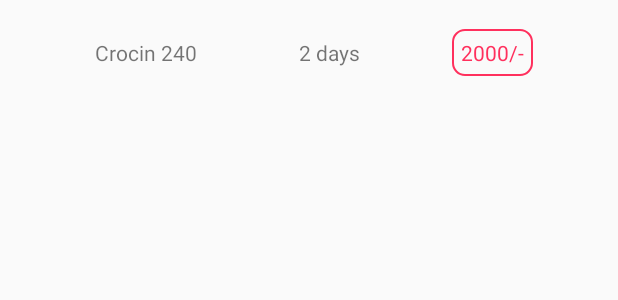
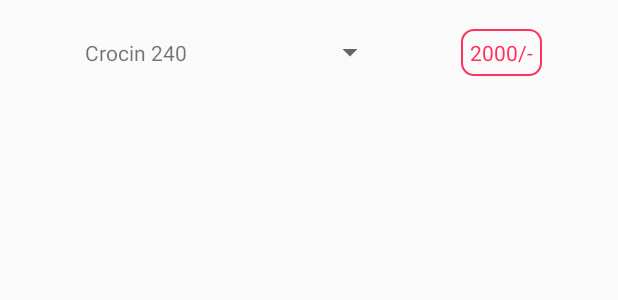
Before and after one commit to CODE-SPINACH/tarun-customer, an Android app: the layout cards_child_prescription.xml on its own in the app's theme, with its tools: preview values and no code run, on a phone screen of 412 x 824 dp. Shown: the top 300 px of the screen. Run offline under Robolectric (Android 15) with nearby library versions, the phone set to English and light mode, and no system bars.

Commit message:
ChildPrescription modified

```diff
--- a/app/src/main/res/layout/cards_child_prescription.xml
+++ b/app/src/main/res/layout/cards_child_prescription.xml
@@ -8,7 +8,7 @@
 
     <CheckBox
         android:visibility="gone"
-        android:id="@+id/prescriptionChildCheckBox"
+        android:id="@+id/prescriptionChildCheckBox1"
         android:layout_width="0dp"
         android:layout_weight="0.3"
         android:layout_height="match_parent" />
@@ -21,14 +21,11 @@
         android:text="Crocin 240"
         android:layout_weight="0.7"/>
 
-
-    <TextView
-        android:id="@+id/prescriptionChildTextView3"
-        android:layout_width="wrap_content"
+    <Spinner
+        android:id="@+id/prescriptionChildSpinner1"
+        android:layout_width="0dp"
         android:layout_height="match_parent"
-        android:gravity="center"
-        android:padding="5dp"
-        android:text="2 days"/>
+        android:layout_weight="0.3"/>
 
     <LinearLayout
         android:gravity="center"
@@ -43,16 +40,15 @@
             android:layout_width="wrap_content"
             android:layout_height="wrap_content"
             android:text="2000/-"
-            android:id="@+id/prescriptionChildTextView6"/>
+            android:id="@+id/prescriptionChildTextView2"/>
     </LinearLayout>
 
     <ImageButton
         android:visibility="gone"
-        android:background="@null"
         android:layout_width="0dp"
         android:layout_height="match_parent"
         android:src="@drawable/ic_cancel"
-        android:layout_weight="0.17"
+        android:layout_weight="0.1"
         android:id="@+id/prescriptionChildImageButton1"
         android:scaleType="fitCenter"/>
 
--- a/app/src/main/res/layout/cards_medicine.xml
+++ b/app/src/main/res/layout/cards_medicine.xml
@@ -91,6 +91,7 @@
 
         <LinearLayout
             android:orientation="vertical"
+            android:visibility="gone"
             android:id="@+id/medicineCardLinearLayout3"
             android:layout_width="match_parent"
             android:layout_height="wrap_content"
```
Also changed, not shown: app/src/main/java/com/app/drugcorner32/dc_template/Adapters/OrderItemListAdapter.java (+59 -122 lines), 1 other file.
